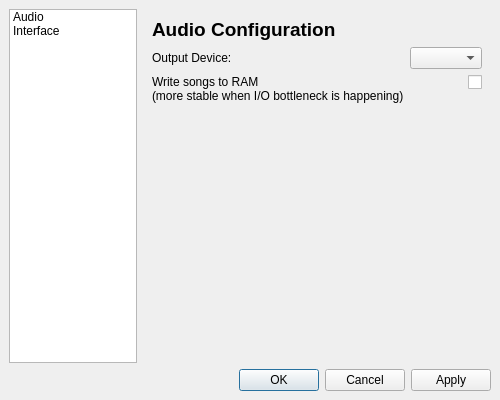
Qt form src/PAW_GUI/settings_paw_gui.ui (CapitanMurasa/PerfectAudioWorks) before a commit.
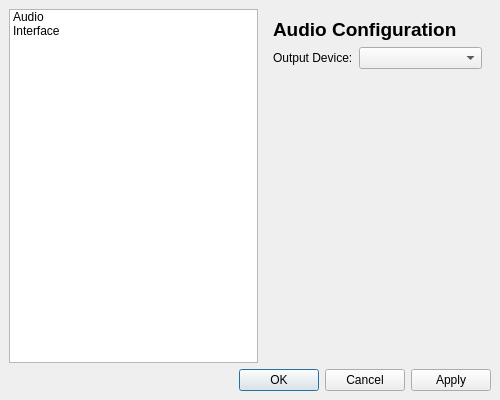
The same form after that commit.

The edit to the form file:
```diff
--- a/src/PAW_GUI/settings_paw_gui.ui
+++ b/src/PAW_GUI/settings_paw_gui.ui
@@ -63,24 +63,6 @@
             <item row="0" column="1">
              <widget class="QComboBox" name="audioDeviceComboBox"/>
             </item>
-            <item row="1" column="0">
-             <widget class="QLabel" name="WriteSongsToRamLabel">
-              <property name="text">
-               <string>Write songs to RAM
-(more stable when I/O bottleneck is happening)</string>
-              </property>
-             </widget>
-            </item>
-            <item row="1" column="1">
-             <widget class="QCheckBox" name="WriteSongsToRamCheck">
-              <property name="layoutDirection">
-               <enum>Qt::LayoutDirection::RightToLeft</enum>
-              </property>
-              <property name="text">
-               <string/>
-              </property>
-             </widget>
-            </item>
            </layout>
           </item>
           <item>
```
